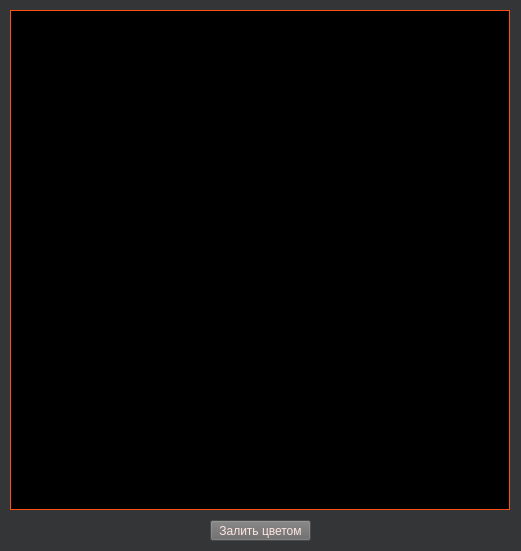
The window that 2 course/comp_graphics/graph_lab_7/mainwindow.ui (Manerton/labs-se) describes before a commit, drawn with Qt 5.
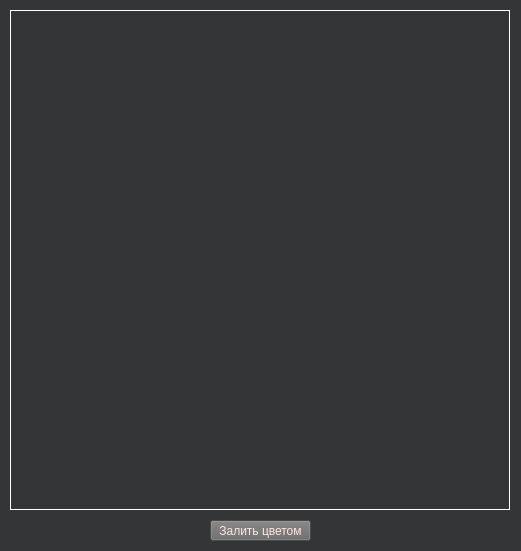
The same window after the commit.

```diff
--- a/2 course/comp_graphics/graph_lab_7/mainwindow.ui
+++ b/2 course/comp_graphics/graph_lab_7/mainwindow.ui
@@ -179,15 +179,6 @@
         </color>
        </brush>
       </colorrole>
-      <colorrole role="PlaceholderText">
-       <brush brushstyle="NoBrush">
-        <color alpha="128">
-         <red>255</red>
-         <green>255</green>
-         <blue>255</blue>
-        </color>
-       </brush>
-      </colorrole>
      </active>
      <inactive>
       <colorrole role="WindowText">
@@ -325,15 +316,6 @@
         </color>
        </brush>
       </colorrole>
-      <colorrole role="PlaceholderText">
-       <brush brushstyle="NoBrush">
-        <color alpha="128">
-         <red>255</red>
-         <green>255</green>
-         <blue>255</blue>
-        </color>
-       </brush>
-      </colorrole>
      </inactive>
      <disabled>
       <colorrole role="WindowText">
@@ -471,15 +453,6 @@
         </color>
        </brush>
       </colorrole>
-      <colorrole role="PlaceholderText">
-       <brush brushstyle="NoBrush">
-        <color alpha="128">
-         <red>255</red>
-         <green>255</green>
-         <blue>255</blue>
-        </color>
-       </brush>
-      </colorrole>
      </disabled>
     </palette>
    </property>
@@ -498,313 +471,6 @@
       <height>500</height>
      </rect>
     </property>
-    <property name="palette">
-     <palette>
-      <active>
-       <colorrole role="WindowText">
-        <brush brushstyle="SolidPattern">
-         <color alpha="255">
-          <red>255</red>
-          <green>79</green>
-          <blue>20</blue>
-         </color>
-        </brush>
-       </colorrole>
-       <colorrole role="Text">
-        <brush brushstyle="SolidPattern">
-         <color alpha="255">
-          <red>255</red>
-          <green>255</green>
-          <blue>255</blue>
-         </color>
-        </brush>
-       </colorrole>
-       <colorrole role="BrightText">
-        <brush brushstyle="SolidPattern">
-         <color alpha="255">
-          <red>255</red>
-          <green>255</green>
-          <blue>255</blue>
-         </color>
-        </brush>
-       </colorrole>
-       <colorrole role="ButtonText">
-        <brush brushstyle="SolidPattern">
-         <color alpha="255">
-          <red>255</red>
-          <green>255</green>
-          <blue>255</blue>
-         </color>
-        </brush>
-       </colorrole>
-       <colorrole role="Base">
-        <brush brushstyle="SolidPattern">
-         <color alpha="255">
-          <red>0</red>
-          <green>0</green>
-          <blue>0</blue>
-         </color>
-        </brush>
-       </colorrole>
-       <colorrole role="Window">
-        <brush brushstyle="SolidPattern">
-         <color alpha="255">
-          <red>0</red>
-          <green>0</green>
-          <blue>0</blue>
-         </color>
-        </brush>
-       </colorrole>
-       <colorrole role="Shadow">
-        <brush brushstyle="SolidPattern">
-         <color alpha="255">
-          <red>0</red>
-          <green>0</green>
-          <blue>0</blue>
-         </color>
-        </brush>
-       </colorrole>
-       <colorrole role="AlternateBase">
-        <brush brushstyle="SolidPattern">
-         <color alpha="255">
-          <red>0</red>
-          <green>0</green>
-          <blue>0</blue>
-         </color>
-        </brush>
-       </colorrole>
-       <colorrole role="ToolTipBase">
-        <brush brushstyle="SolidPattern">
-         <color alpha="255">
-          <red>255</red>
-          <green>255</green>
-          <blue>220</blue>
-         </color>
-        </brush>
-       </colorrole>
-       <colorrole role="ToolTipText">
-        <brush brushstyle="SolidPattern">
-         <color alpha="255">
-          <red>0</red>
-          <green>0</green>
-          <blue>0</blue>
-         </color>
-        </brush>
-       </colorrole>
-       <colorrole role="PlaceholderText">
-        <brush brushstyle="NoBrush">
-         <color alpha="128">
-          <red>255</red>
-          <green>255</green>
-          <blue>255</blue>
-         </color>
-        </brush>
-       </colorrole>
-      </active>
-      <inactive>
-       <colorrole role="WindowText">
-        <brush brushstyle="SolidPattern">
-         <color alpha="255">
-          <red>255</red>
-          <green>79</green>
-          <blue>20</blue>
-         </color>
-        </brush>
-       </colorrole>
-       <colorrole role="Text">
-        <brush brushstyle="SolidPattern">
-         <color alpha="255">
-          <red>255</red>
-          <green>255</green>
-          <blue>255</blue>
-         </color>
-        </brush>
-       </colorrole>
-       <colorrole role="BrightText">
-        <brush brushstyle="SolidPattern">
-         <color alpha="255">
-          <red>255</red>
-          <green>255</green>
-          <blue>255</blue>
-         </color>
-        </brush>
-       </colorrole>
-       <colorrole role="ButtonText">
-        <brush brushstyle="SolidPattern">
-         <color alpha="255">
-          <red>255</red>
-          <green>255</green>
-          <blue>255</blue>
-         </color>
-        </brush>
-       </colorrole>
-       <colorrole role="Base">
-        <brush brushstyle="SolidPattern">
-         <color alpha="255">
-          <red>0</red>
-          <green>0</green>
-          <blue>0</blue>
-         </color>
-        </brush>
-       </colorrole>
-       <colorrole role="Window">
-        <brush brushstyle="SolidPattern">
-         <color alpha="255">
-          <red>0</red>
-          <green>0</green>
-          <blue>0</blue>
-         </color>
-        </brush>
-       </colorrole>
-       <colorrole role="Shadow">
-        <brush brushstyle="SolidPattern">
-         <color alpha="255">
-          <red>0</red>
-          <green>0</green>
-          <blue>0</blue>
-         </color>
-        </brush>
-       </colorrole>
-       <colorrole role="AlternateBase">
-        <brush brushstyle="SolidPattern">
-         <color alpha="255">
-          <red>0</red>
-          <green>0</green>
-          <blue>0</blue>
-         </color>
-        </brush>
-       </colorrole>
-       <colorrole role="ToolTipBase">
-        <brush brushstyle="SolidPattern">
-         <color alpha="255">
-          <red>255</red>
-          <green>255</green>
-          <blue>220</blue>
-         </color>
-        </brush>
-       </colorrole>
-       <colorrole role="ToolTipText">
-        <brush brushstyle="SolidPattern">
-         <color alpha="255">
-          <red>0</red>
-          <green>0</green>
-          <blue>0</blue>
-         </color>
-        </brush>
-       </colorrole>
-       <colorrole role="PlaceholderText">
-        <brush brushstyle="NoBrush">
-         <color alpha="128">
-          <red>255</red>
-          <green>255</green>
-          <blue>255</blue>
-         </color>
-        </brush>
-       </colorrole>
-      </inactive>
-      <disabled>
-       <colorrole role="WindowText">
-        <brush brushstyle="SolidPattern">
-         <color alpha="255">
-          <red>0</red>
-          <green>0</green>
-          <blue>0</blue>
-         </color>
-        </brush>
-       </colorrole>
-       <colorrole role="Text">
-        <brush brushstyle="SolidPattern">
-         <color alpha="255">
-          <red>0</red>
-          <green>0</green>
-          <blue>0</blue>
-         </color>
-        </brush>
-       </colorrole>
-       <colorrole role="BrightText">
-        <brush brushstyle="SolidPattern">
-         <color alpha="255">
-          <red>255</red>
-          <green>255</green>
-          <blue>255</blue>
-         </color>
-        </brush>
-       </colorrole>
-       <colorrole role="ButtonText">
-        <brush brushstyle="SolidPattern">
-         <color alpha="255">
-          <red>0</red>
-          <green>0</green>
-          <blue>0</blue>
-         </color>
-        </brush>
-       </colorrole>
-       <colorrole role="Base">
-        <brush brushstyle="SolidPattern">
-         <color alpha="255">
-          <red>0</red>
-          <green>0</green>
-          <blue>0</blue>
-         </color>
-        </brush>
-       </colorrole>
-       <colorrole role="Window">
-        <brush brushstyle="SolidPattern">
-         <color alpha="255">
-          <red>0</red>
-          <green>0</green>
-          <blue>0</blue>
-         </color>
-        </brush>
-       </colorrole>
-       <colorrole role="Shadow">
-        <brush brushstyle="SolidPattern">
-         <color alpha="255">
-          <red>0</red>
-          <green>0</green>
-          <blue>0</blue>
-         </color>
-        </brush>
-       </colorrole>
-       <colorrole role="AlternateBase">
-        <brush brushstyle="SolidPattern">
-         <color alpha="255">
-          <red>0</red>
-          <green>0</green>
-          <blue>0</blue>
-         </color>
-        </brush>
-       </colorrole>
-       <colorrole role="ToolTipBase">
-        <brush brushstyle="SolidPattern">
-         <color alpha="255">
-          <red>255</red>
-          <green>255</green>
-          <blue>220</blue>
-         </color>
-        </brush>
-       </colorrole>
-       <colorrole role="ToolTipText">
-        <brush brushstyle="SolidPattern">
-         <color alpha="255">
-          <red>0</red>
-          <green>0</green>
-          <blue>0</blue>
-         </color>
-        </brush>
-       </colorrole>
-       <colorrole role="PlaceholderText">
-        <brush brushstyle="NoBrush">
-         <color alpha="128">
-          <red>255</red>
-          <green>255</green>
-          <blue>255</blue>
-         </color>
-        </brush>
-       </colorrole>
-      </disabled>
-     </palette>
-    </property>
     <property name="focusPolicy">
      <enum>Qt::StrongFocus</enum>
     </property>
```
